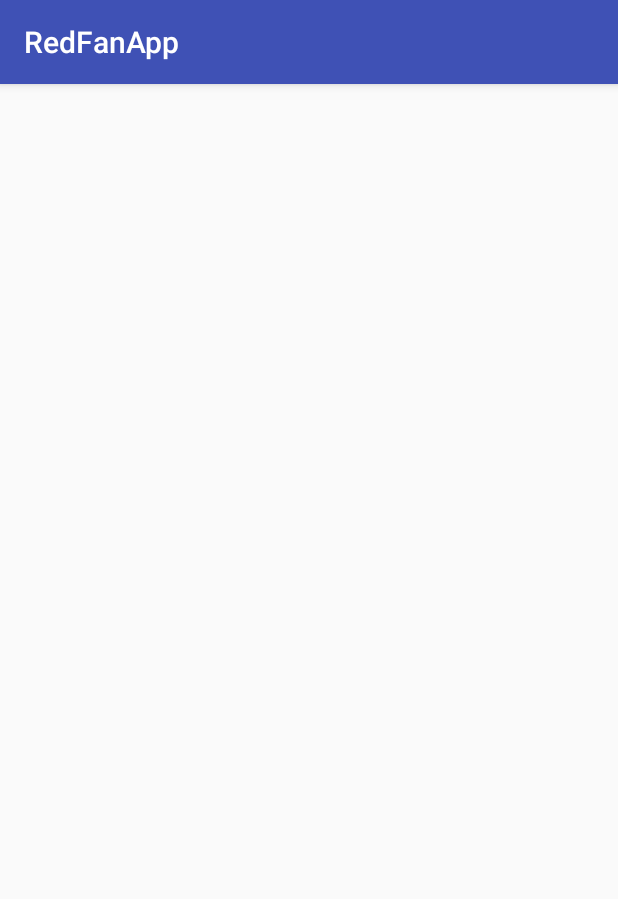
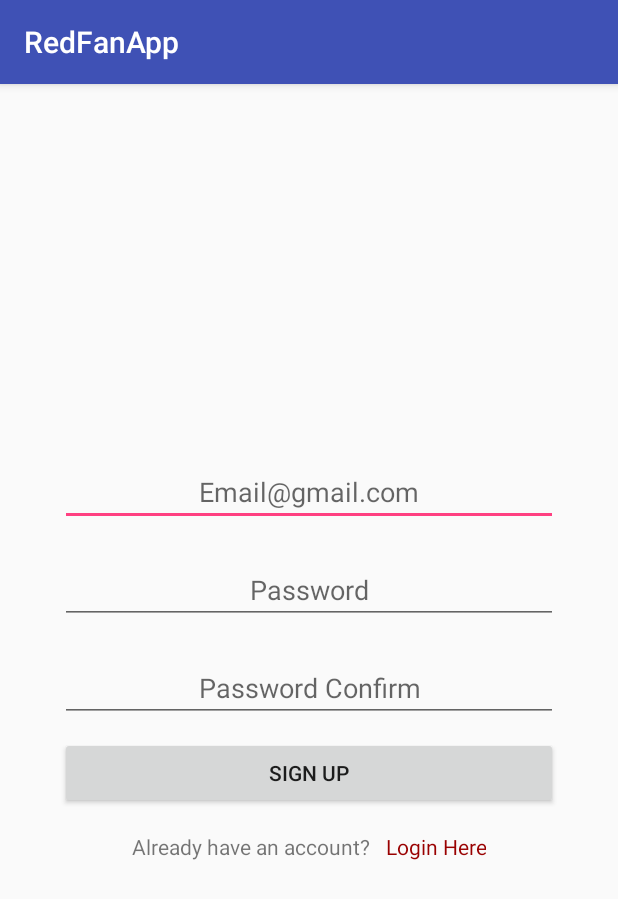
Before and after one commit to openhack-redfan/redfan-android, an Android app: the RegisterActivity screen opened directly, with no data from a screen before it, on a phone screen of 412 x 824 dp. Shown: the top 899 px of the screen. Run offline under Robolectric (Android 15) with nearby library versions, the light colour scheme and no system bars.

Commit message:
and gui: fake register(sign up)

```diff
--- a/RedFanApp/app/src/main/java/redfen/redfanapp/RegisterActivity.java
+++ b/RedFanApp/app/src/main/java/redfen/redfanapp/RegisterActivity.java
@@ -1,16 +1,47 @@
 package redfen.redfanapp;
 
+import android.content.Intent;
 import android.support.v7.app.AppCompatActivity;
 import android.os.Bundle;
+import android.view.View;
+import android.widget.EditText;
+import android.widget.TextView;
 
 /**
  * 회원가입을 위한 액티비티 입니다.
  */
 public class RegisterActivity extends AppCompatActivity {
 
+    private EditText inputEmail;
+    private EditText inputPassword;
+    private EditText inputPasswordCheck;
+
+    private TextView btnLogin;
+
     @Override
     protected void onCreate(Bundle savedInstanceState) {
         super.onCreate(savedInstanceState);
         setContentView(R.layout.activity_register);
+
+        inputEmail = (EditText) findViewById(R.id.inputEmail);
+        inputPassword = (EditText) findViewById(R.id.inputPassword);
+        inputPasswordCheck = (EditText) findViewById(R.id.inputPasswordCheck);
+
+        btnLogin = (TextView) findViewById(R.id.btnLogin);
+        btnLogin.setOnClickListener(new View.OnClickListener() {
+            @Override
+            public void onClick(View v) {
+                onLoginClick(v);
+            }
+        });
+
+    }
+
+    public void onRegisterClick(View view){
+        this.finish();
+    }
+
+    public void onLoginClick(View view){
+        this.finish();
     }
 }
--- a/RedFanApp/app/src/main/res/layout/activity_register.xml
+++ b/RedFanApp/app/src/main/res/layout/activity_register.xml
@@ -1,9 +1,82 @@
 <?xml version="1.0" encoding="utf-8"?>
-<android.support.constraint.ConstraintLayout xmlns:android="http://schemas.android.com/apk/res/android"
+<LinearLayout xmlns:android="http://schemas.android.com/apk/res/android"
     xmlns:app="http://schemas.android.com/apk/res-auto"
     xmlns:tools="http://schemas.android.com/tools"
     android:layout_width="match_parent"
     android:layout_height="match_parent"
-    tools:context="redfen.redfanapp.RegisterActivity">
+    android:orientation="horizontal"
+    tools:context="redfen.redfanapp.RegisterActivity"
+    android:gravity="center">
 
-</android.support.constraint.ConstraintLayout>
+    <LinearLayout
+        android:layout_gravity="center"
+        android:layout_width="match_parent"
+        android:layout_height="wrap_content"
+        android:orientation="vertical"
+        android:layout_margin="40dp">
+        <EditText
+            android:id="@+id/inputEmail"
+            android:layout_width="match_parent"
+            android:layout_height="wrap_content"
+            android:ems="10"
+            android:hint="Email@gmail.com"
+            android:inputType="textEmailAddress"
+            android:gravity="center"
+            android:layout_marginBottom="20dp"/>
+
+        <EditText
+            android:id="@+id/inputPassword"
+            android:layout_width="match_parent"
+            android:layout_height="wrap_content"
+            android:ems="10"
+            android:hint="Password"
+            android:inputType="textPassword"
+            android:gravity="center"
+            android:layout_marginBottom="20dp"/>
+
+        <EditText
+            android:id="@+id/inputPasswordCheck"
+            android:layout_width="match_parent"
+            android:layout_height="wrap_content"
+            android:ems="10"
+            android:hint="Password Confirm"
+            android:inputType="textPassword"
+            android:gravity="center"
+            android:layout_marginBottom="10dp"/>
+
+        <Button
+            android:id="@+id/btnRegister"
+            android:layout_width="match_parent"
+            android:layout_height="wrap_content"
+            android:layout_marginBottom="15dp"
+            android:gravity="center"
+            android:onClick="onRegisterClick"
+            android:text="Sign Up" />
+
+        <LinearLayout
+            android:layout_width="match_parent"
+            android:layout_height="match_parent"
+            android:gravity="center_horizontal"
+            android:orientation="horizontal">
+
+            <TextView
+                android:id="@+id/textExplain"
+                android:layout_width="wrap_content"
+                android:layout_height="wrap_content"
+                android:gravity="left"
+                android:text="Already have an account?" />
+
+            <TextView
+                android:id="@+id/btnLogin"
+                android:layout_width="wrap_content"
+                android:layout_height="wrap_content"
+                android:clickable="true"
+                android:gravity="right"
+                android:text="Login Here"
+                android:paddingLeft="10dp"
+                android:textColor="@color/colorFontRed"/>
+        </LinearLayout>
+
+    </LinearLayout>
+
+</LinearLayout>
```
